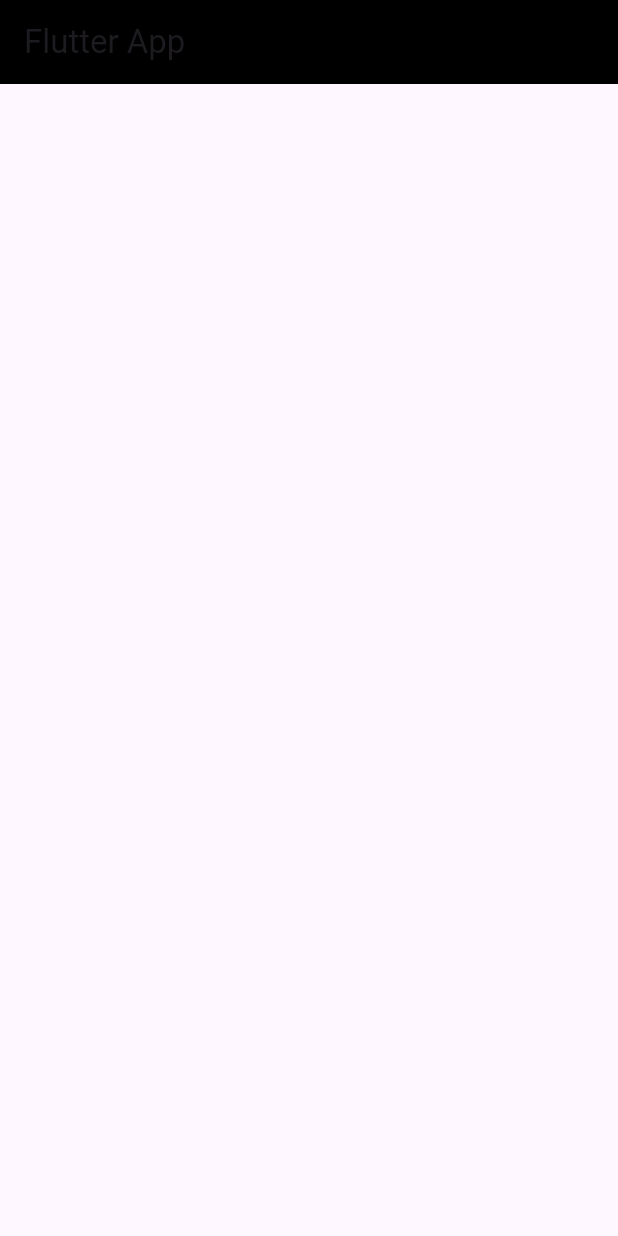
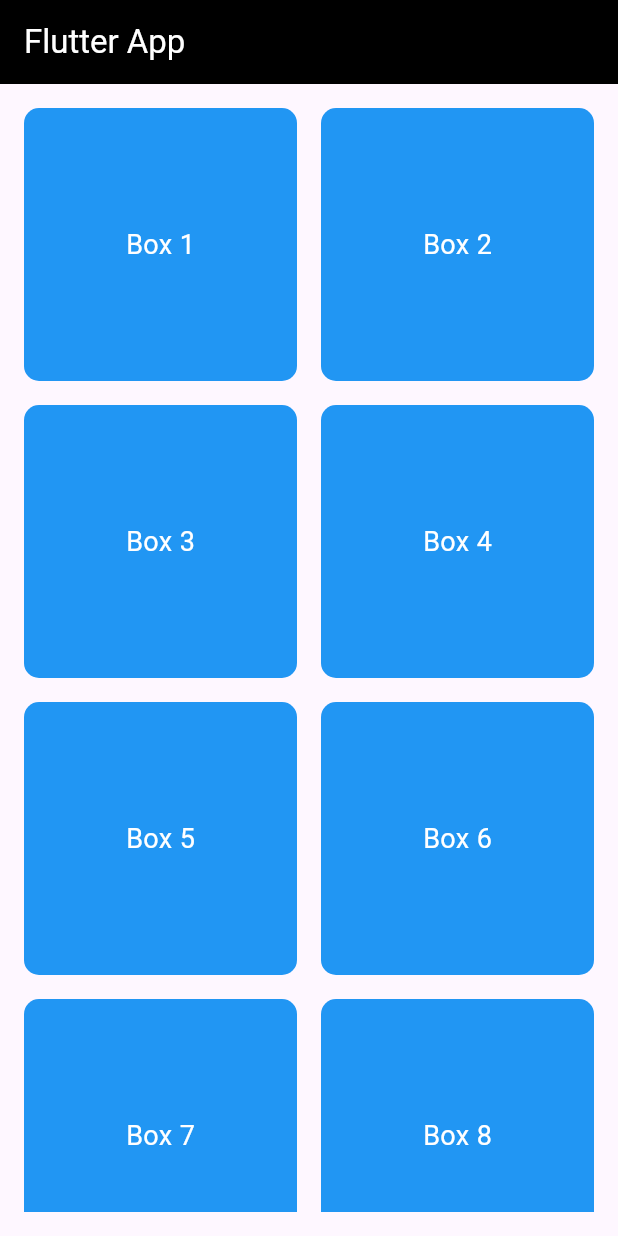
Before and after one commit to gmandroroshe/Flutter-apps, a Flutter app: the screen it shows after launch, on a phone screen of 412 x 824 dp. Run offline on Flutter 3.47's test engine with Material 3 defaults, Android fonts, the light colour scheme and no system bars.

Commit message:
chnage 1

```diff
--- a/lib/main.dart
+++ b/lib/main.dart
@@ -1,22 +1,117 @@
 import 'package:flutter/material.dart';
 
+void main() {
+  runApp(const MyApp());
+}
+
 class MyApp extends StatelessWidget {
-  const MyApp({super.key});
+  const MyApp({Key? key}) : super(key: key);
 
   @override
   Widget build(BuildContext context) {
     return MaterialApp(
-      title: 'new app',
+      title: 'New App',
       home: Scaffold(
         appBar: AppBar(
-          title: const Text('Flutter App'),
+          title: const Text(
+            'Flutter App',
+            style: TextStyle(
+              color: Colors.white,
+            ),
+          ),
           backgroundColor: Colors.black,
+        ),
+        body: const BoxGrid(),
+      ),
+    );
+  }
+}
+
+class BoxGrid extends StatelessWidget {
+  const BoxGrid({Key? key}) : super(key: key);
+
+  @override
+  Widget build(BuildContext context) {
+    return Padding(
+      padding: const EdgeInsets.all(16.0),
+      child: GridView.count(
+        crossAxisCount: 2,
+        crossAxisSpacing: 16.0,
+        mainAxisSpacing: 16.0,
+        children: List.generate(12, (index) {
+          return GestureDetector(
+            onTap: () {
+              Navigator.push(
+                context,
+                MaterialPageRoute(
+                  builder: (context) => SecondScreen(boxNumber: index + 1),
+                ),
+              );
+            },
+            child: Container(
+              decoration: BoxDecoration(
+                color: Colors.blue,
+                borderRadius: BorderRadius.circular(10),
+              ),
+              child: Center(
+                child: Text(
+                  'Box ${index + 1}',
+                  style: const TextStyle(color: Colors.white, fontSize: 18),
+                ),
+              ),
+            ),
+          );
+        }),
+      ),
+    );
+  }
+}
+
+class SecondScreen extends StatelessWidget {
+  final int boxNumber;
+
+  const SecondScreen({Key? key, required this.boxNumber}) : super(key: key);
+
+  @override
+  Widget build(BuildContext context) {
+    return Scaffold(
+      appBar: AppBar(
+        title: Text('Box $boxNumber'),
+      ),
+      body: Center(
+        child: Padding(
+          padding: const EdgeInsets.all(16.0),
+          child: Column(
+            mainAxisAlignment: MainAxisAlignment.center,
+            crossAxisAlignment: CrossAxisAlignment.center,
+            children: [
+              if (boxNumber == 1)
+                const Column(
+                  children: [
+                    Text(
+                      'Heading for Box 1',
+                      style:
+                          TextStyle(fontSize: 24, fontWeight: FontWeight.bold),
+                    ),
+                    SizedBox(height: 16),
+                    Text(
+                      'This is a paragraph specifically for Box 1. It contains additional details and information relevant to Box 1. You can add more descriptive text here as needed.',
+                      textAlign: TextAlign.center,
+                      style: TextStyle(fontSize: 16),
+                    ),
+                    SizedBox(height: 16),
+                  ],
+                ),
+              ElevatedButton(
+                onPressed: () {
+                  Navigator.pop(context);
+                },
+                child: const Text('Go Back'),
+              ),
+            ],
+          ),
         ),
       ),
     );
   }
 }
-
-void main() {
-  runApp(const MyApp());
-}
```
Also changed, not shown: assets/pubspec.yaml (added, +8 -0 lines), assets/images/image1.jpg (added).
